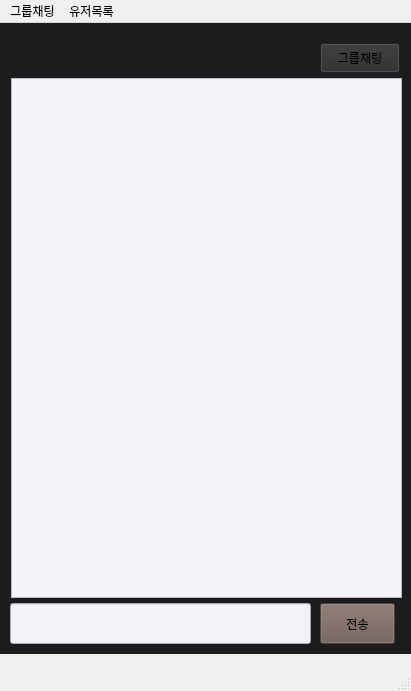
The window that src/client/gui/mainwindow.ui (TaehyunJeon0203/lanssenger) describes before a commit, drawn with Qt 5.
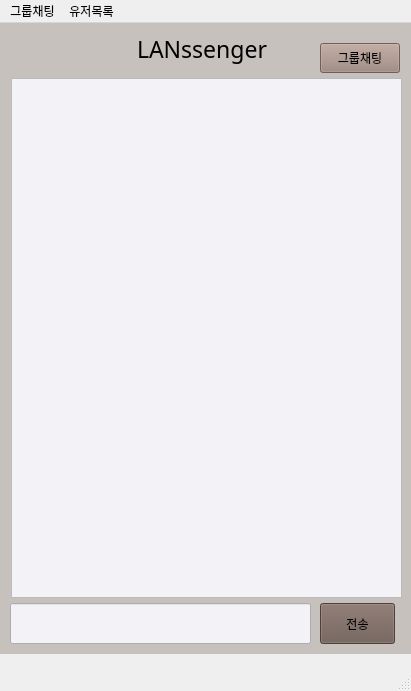
The same window after the commit. The open tabs and pages were chosen to show the change.

```diff
--- a/src/client/gui/mainwindow.ui
+++ b/src/client/gui/mainwindow.ui
@@ -24,7 +24,7 @@
      </rect>
     </property>
     <property name="styleSheet">
-     <string notr="true">background-color: #1C1C1E</string>
+     <string notr="true">background-color: #C6C1BD</string>
     </property>
     <property name="currentIndex">
      <number>1</number>
@@ -71,7 +71,7 @@
        </rect>
       </property>
       <property name="styleSheet">
-       <string notr="true">background-color: 	#2C2C2E</string>
+       <string notr="true">background-color: #9C857B</string>
       </property>
       <property name="text">
        <string>그룹채팅</string>
@@ -92,6 +92,25 @@
 </string>
       </property>
      </widget>
+     <widget class="QLabel" name="currentRoomLabel_2">
+      <property name="geometry">
+       <rect>
+        <x>137</x>
+        <y>10</y>
+        <width>150</width>
+        <height>31</height>
+       </rect>
+      </property>
+      <property name="font">
+       <font>
+        <family>궁서</family>
+        <pointsize>17</pointsize>
+       </font>
+      </property>
+      <property name="text">
+       <string>LANssenger</string>
+      </property>
+     </widget>
     </widget>
     <widget class="QWidget" name="groupChatWidget">
      <widget class="QListWidget" name="roomListWidget">
```
Left out of the diff: 21 changed lines with no effect on the pictures.
